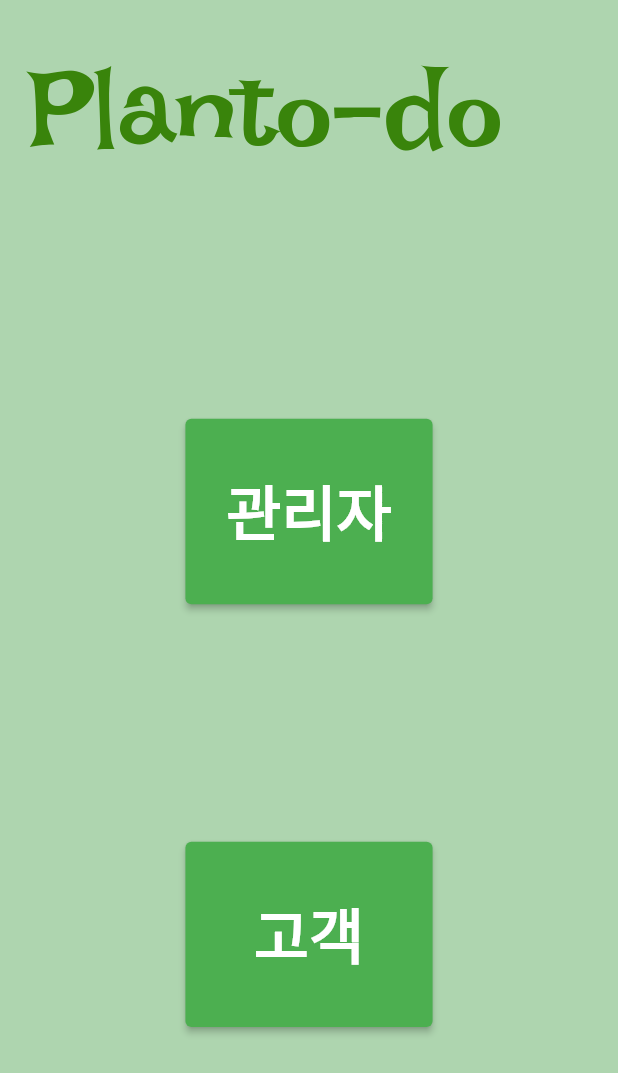
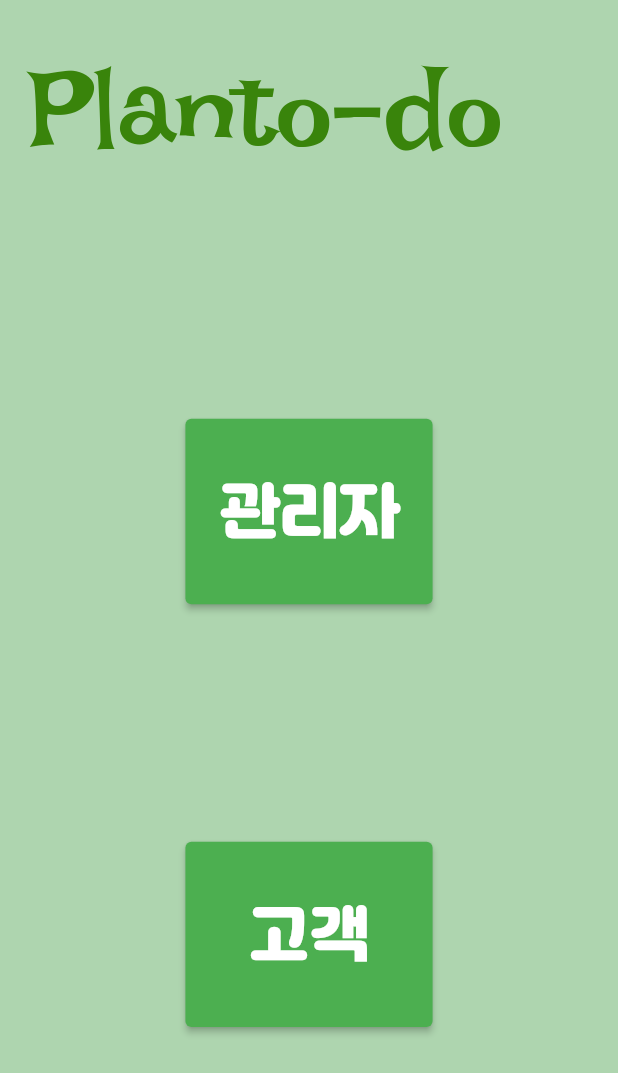
Before and after one commit to leedinf/Hachathon_JWJ, a Flutter app: the screen it shows after launch, on a phone screen of 412 x 824 dp. Shown: the top 1073 px of the screen. Run offline on Flutter 3.47's test engine with Material 2 defaults, Android fonts, the phone set to English and light mode, and no system bars.

Commit message:
2days morning

```diff
--- a/jwj_plantdo/lib/main.dart
+++ b/jwj_plantdo/lib/main.dart
@@ -14,12 +14,9 @@ class MyApp extends StatelessWidget {
     return MaterialApp(
       debugShowCheckedModeBanner: false,
       theme: ThemeData(
+          fontFamily: 'Jalnan',
           primaryColor: Colors.green,
-          bottomNavigationBarTheme: const BottomNavigationBarThemeData(
-            backgroundColor: Color.fromARGB(255, 110, 223, 114),
-            selectedIconTheme: IconThemeData(color: Colors.white),
-            unselectedIconTheme: IconThemeData(color: Colors.grey),
-          )),
+          ),
       home: const SelectMenu(),
     );
   }
@@ -114,7 +111,7 @@ class _SelectMenuState extends State<SelectMenu> {
                   },
                   child: const Text(
                     '고객',
-                    style: TextStyle(fontWeight: FontWeight.bold, fontSize: 40),
+                    style: TextStyle(fontWeight: FontWeight.bold, fontSize: 40,fontFamily: 'Jalnan',),
                   ),
                 ),
               ),
--- a/jwj_plantdo/pubspec.yaml
+++ b/jwj_plantdo/pubspec.yaml
@@ -70,6 +70,10 @@ flutter:
     - family: IrishGrover
       fonts:
         - asset: assets/fonts/IrishGrover-Regular.ttf
+    - family: Jalnan
+      fonts:
+        - asset: assets/fonts/Jalnan.ttf
+
   #   - images/a_dot_burr.jpeg
   #   - images/a_dot_ham.jpeg
 
```
Also changed, not shown: jwj_plantdo/lib/good_page.dart (+8 -6 lines), jwj_plantdo/assets/fonts/Jalnan.ttf (added).
